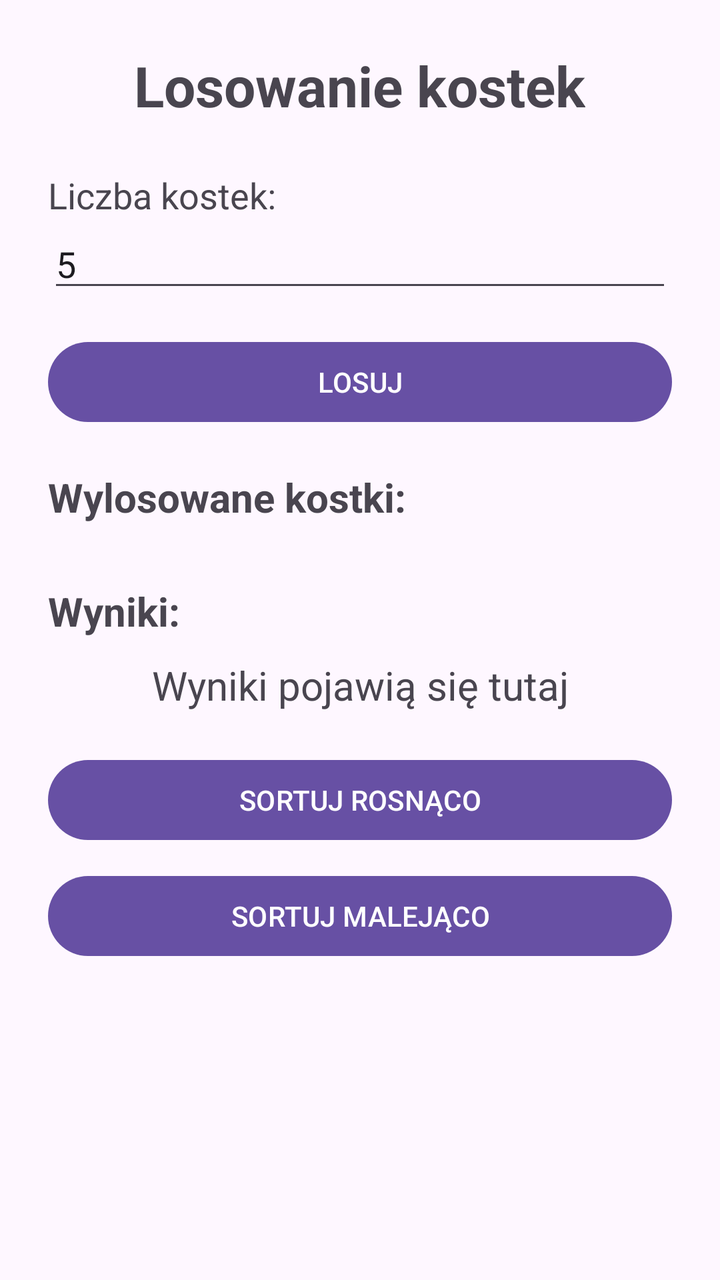
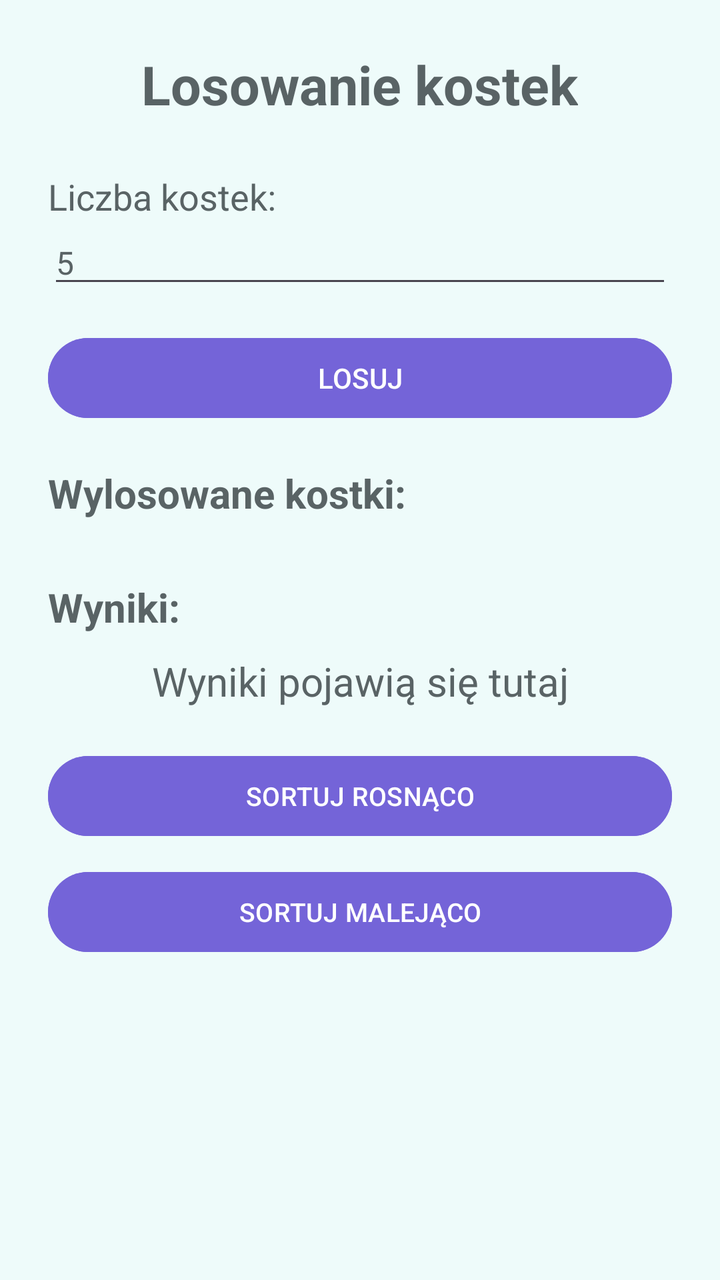

The first picture is an Android layout as it rendered before a commit; the second is the same layout after the commit. The layout source and the unified diff follow.
<!-- AndroidManifest.xml: application theme Theme.XmlProjekt -->
<!-- res/layout/activity_main.xml -->
<?xml version="1.0" encoding="utf-8"?>
<ScrollView xmlns:android="http://schemas.android.com/apk/res/android"
    android:layout_width="match_parent"
    android:layout_height="match_parent">

    <LinearLayout
        android:id="@+id/main"
        android:layout_width="match_parent"
        android:layout_height="wrap_content"
        android:orientation="vertical"
        android:padding="24dp">

        <TextView
            android:layout_width="wrap_content"
            android:layout_height="wrap_content"
            android:layout_gravity="center_horizontal"
            android:layout_marginBottom="24dp"
            android:text="Losowanie kostek"
            android:textSize="28sp"
            android:textStyle="bold" />

        <TextView
            android:layout_width="wrap_content"
            android:layout_height="wrap_content"
            android:text="Liczba kostek:"
            android:textSize="18sp" />

        <EditText
            android:id="@+id/editTextLiczbaKostek"
            android:layout_width="match_parent"
            android:layout_height="wrap_content"
            android:hint="Podaj liczbę kostek"
            android:inputType="number"
            android:text="5" />

        <Button
            android:id="@+id/buttonLosuj"
            android:layout_width="match_parent"
            android:layout_height="wrap_content"
            android:layout_marginTop="16dp"
            android:text="LOSUJ" />

        <TextView
            android:layout_width="wrap_content"
            android:layout_height="wrap_content"
            android:layout_marginTop="20dp"
            android:text="Wylosowane kostki:"
            android:textSize="20sp"
            android:textStyle="bold" />

        <GridLayout
            android:id="@+id/gridKostki"
            android:layout_width="match_parent"
            android:layout_height="wrap_content"
            android:layout_marginTop="10dp"
            android:alignmentMode="alignMargins"
            android:columnCount="3"
            android:gravity="center"
            android:useDefaultMargins="true" />

        <TextView
            android:layout_width="wrap_content"
            android:layout_height="wrap_content"
            android:layout_marginTop="20dp"
            android:text="Wyniki:"
            android:textSize="20sp"
            android:textStyle="bold" />

        <TextView
            android:id="@+id/textViewWyniki"
            android:layout_width="match_parent"
            android:layout_height="wrap_content"
            android:gravity="center"
            android:padding="10dp"
            android:text="Wyniki pojawią się tutaj"
            android:textSize="20sp" />

        <Button
            android:id="@+id/buttonRosnaco"
            android:layout_width="match_parent"
            android:layout_height="wrap_content"
            android:layout_marginTop="10dp"
            android:text="SORTUJ ROSNĄCO" />

        <Button
            android:id="@+id/buttonMalejaco"
            android:layout_width="match_parent"
            android:layout_height="wrap_content"
            android:layout_marginTop="10dp"
            android:text="SORTUJ MALEJĄCO" />

    </LinearLayout>
</ScrollView>
<!-- resources referenced by this layout -->
<resources>
  <style name="Theme.XmlProjekt" parent="Base.Theme.XmlProjekt" />
  <style name="Base.Theme.XmlProjekt" parent="Theme.Material3.DayNight.NoActionBar">
          
          
      </style>
</resources>

<!-- the commit's change to res/layout/activity_main.xml (unified diff, before → after) -->
@@ -1,28 +1,32 @@
 <?xml version="1.0" encoding="utf-8"?>
 <ScrollView xmlns:android="http://schemas.android.com/apk/res/android"
     android:layout_width="match_parent"
-    android:layout_height="match_parent">
+    android:layout_height="match_parent"
+    android:background="@color/screen_background">
 
     <LinearLayout
         android:id="@+id/main"
         android:layout_width="match_parent"
         android:layout_height="wrap_content"
         android:orientation="vertical"
+        android:background="@color/screen_background"
         android:padding="24dp">
 
         <TextView
             android:layout_width="wrap_content"
             android:layout_height="wrap_content"
             android:layout_gravity="center_horizontal"
-            android:layout_marginBottom="24dp"
+            android:layout_marginBottom="26dp"
             android:text="Losowanie kostek"
-            android:textSize="28sp"
+            android:textColor="@color/secondary_text"
+            android:textSize="27sp"
             android:textStyle="bold" />
 
         <TextView
             android:layout_width="wrap_content"
             android:layout_height="wrap_content"
             android:text="Liczba kostek:"
+            android:textColor="@color/secondary_text"
             android:textSize="18sp" />
 
         <EditText
@@ -31,20 +35,27 @@
             android:layout_height="wrap_content"
             android:hint="Podaj liczbę kostek"
             android:inputType="number"
-            android:text="5" />
+            android:text="5"
+            android:textColor="@color/secondary_text"
+            android:textSize="16sp" />
 
         <Button
             android:id="@+id/buttonLosuj"
             android:layout_width="match_parent"
             android:layout_height="wrap_content"
             android:layout_marginTop="16dp"
-            android:text="LOSUJ" />
+            android:backgroundTint="@color/purple_button"
+            android:minHeight="48dp"
+            android:text="LOSUJ"
+            android:textColor="@color/white"
+            android:textSize="14sp" />
 
         <TextView
             android:layout_width="wrap_content"
             android:layout_height="wrap_content"
             android:layout_marginTop="20dp"
             android:text="Wylosowane kostki:"
+            android:textColor="@color/secondary_text"
             android:textSize="20sp"
             android:textStyle="bold" />
 
@@ -54,15 +65,16 @@
             android:layout_height="wrap_content"
             android:layout_marginTop="10dp"
             android:alignmentMode="alignMargins"
-            android:columnCount="3"
+            android:columnCount="5"
             android:gravity="center"
-            android:useDefaultMargins="true" />
+            android:useDefaultMargins="false" />
 
         <TextView
             android:layout_width="wrap_content"
             android:layout_height="wrap_content"
             android:layout_marginTop="20dp"
             android:text="Wyniki:"
+            android:textColor="@color/secondary_text"
             android:textSize="20sp"
             android:textStyle="bold" />
 
@@ -73,6 +85,7 @@
             android:gravity="center"
             android:padding="10dp"
             android:text="Wyniki pojawią się tutaj"
+            android:textColor="@color/secondary_text"
             android:textSize="20sp" />
 
         <Button
@@ -80,14 +93,22 @@
             android:layout_width="match_parent"
             android:layout_height="wrap_content"
             android:layout_marginTop="10dp"
-            android:text="SORTUJ ROSNĄCO" />
+            android:backgroundTint="@color/purple_button"
+            android:minHeight="48dp"
+            android:text="SORTUJ ROSNĄCO"
+            android:textColor="@color/white"
+            android:textSize="13sp" />
 
         <Button
             android:id="@+id/buttonMalejaco"
             android:layout_width="match_parent"
             android:layout_height="wrap_content"
             android:layout_marginTop="10dp"
-            android:text="SORTUJ MALEJĄCO" />
+            android:backgroundTint="@color/purple_button"
+            android:minHeight="48dp"
+            android:text="SORTUJ MALEJĄCO"
+            android:textColor="@color/white"
+            android:textSize="13sp" />
 
     </LinearLayout>
 </ScrollView>
<!-- resource entries referenced after the edit -->
@@ -1,5 +1,9 @@
 <!-- resources referenced by this layout -->
 <resources>
+  <color name="purple_button">#7464D8</color>
+  <color name="screen_background">#EEFBFA</color>
+  <color name="secondary_text">#596365</color>
+  <color name="white">#FFFFFFFF</color>
   <style name="Theme.XmlProjekt" parent="Base.Theme.XmlProjekt" />
   <style name="Base.Theme.XmlProjekt" parent="Theme.Material3.DayNight.NoActionBar">
           
